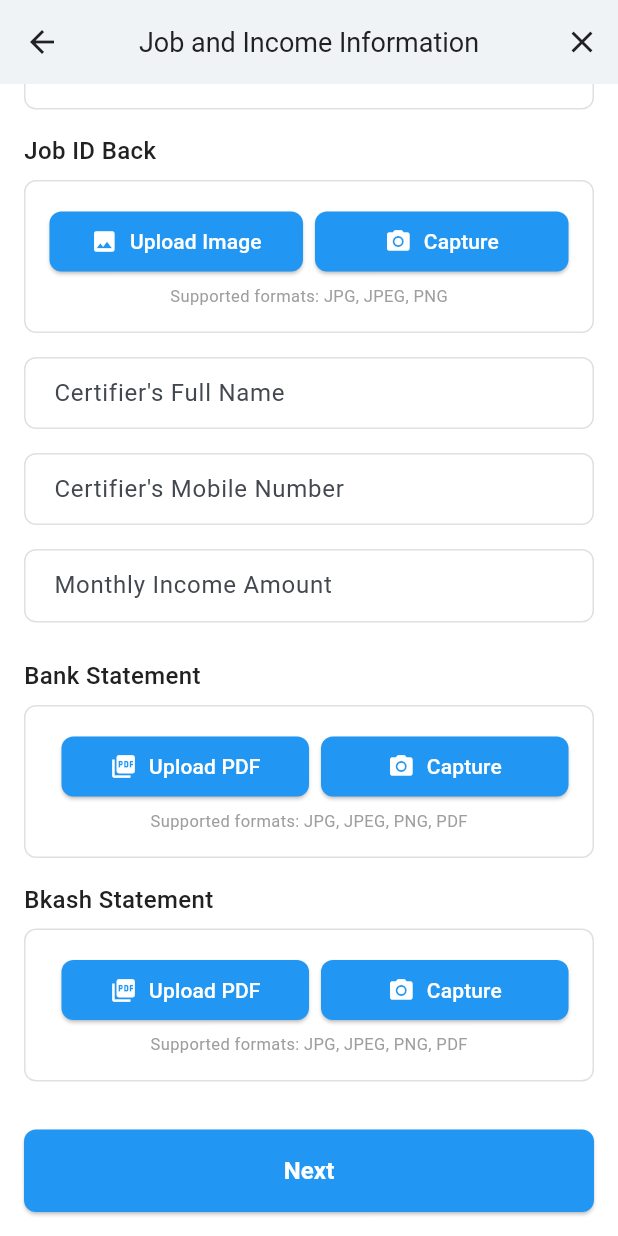
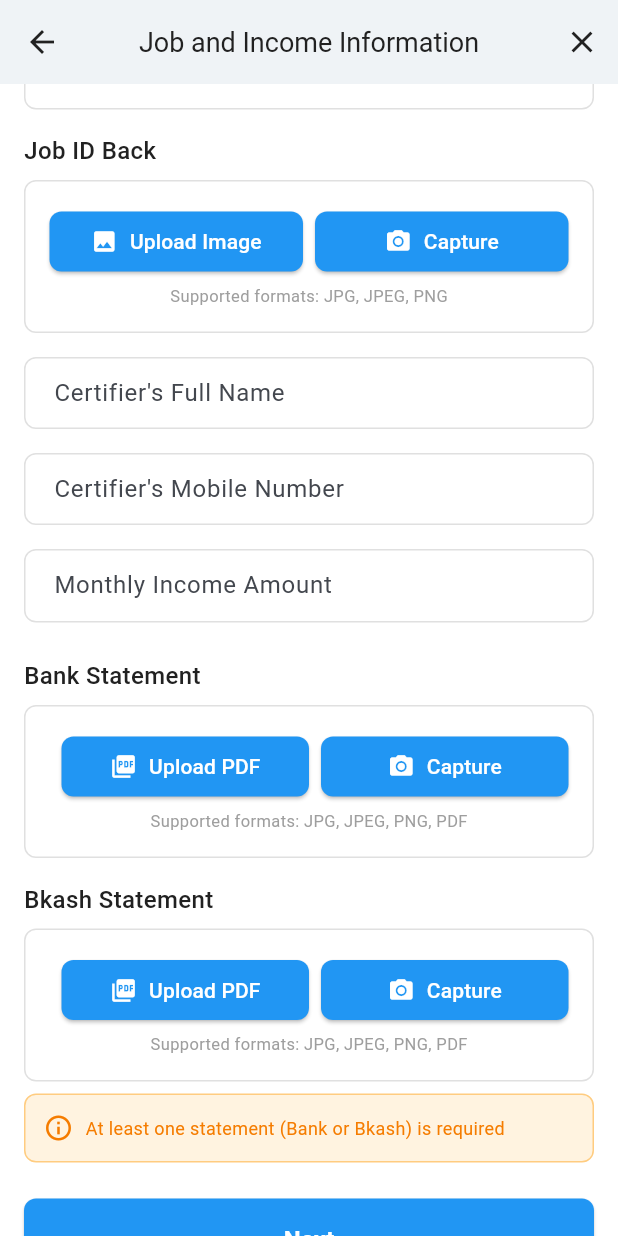
Before and after one commit to muntasir-ifaz574/sahajmobile, a Flutter app: the JobIncomeScreen screen opened by its route, scrolled down 372 dp, on a phone screen of 412 x 824 dp. Run offline on Flutter 3.47's test engine with Material 3 defaults, Android fonts, the phone set to English and light mode, and no system bars; our stand-ins replace cached_network_image, dio, file_picker, flutter_image_compress, flutter_riverpod, flutter_secure_storage and 6 more; missing offline and left inert: google_mlkit_text_recognition, syncfusion_flutter_pdf; accounts and stored records are empty.

Commit message:
update condition in job income

```diff
--- a/lib/features/application/screens/job_income_screen.dart
+++ b/lib/features/application/screens/job_income_screen.dart
@@ -1254,34 +1254,34 @@ class _JobIncomeScreenState extends ConsumerState<JobIncomeScreen> {
               ],
 
               // Validation message for statements
-              // if (_bankStatementFile == null && _bkashStatementFile == null)
-              //   Container(
-              //     padding: const EdgeInsets.all(12),
-              //     decoration: BoxDecoration(
-              //       color: Colors.orange.shade50,
-              //       borderRadius: BorderRadius.circular(8),
-              //       border: Border.all(color: Colors.orange.shade200),
-              //     ),
-              //     child: Row(
-              //       children: [
-              //         Icon(
-              //           Icons.info_outline,
-              //           color: Colors.orange.shade700,
-              //           size: 20,
-              //         ),
-              //         const SizedBox(width: 8),
-              //         Expanded(
-              //           child: Text(
-              //             'At least one statement (Bank or Bkash) is required',
-              //             style: TextStyle(
-              //               fontSize: 12,
-              //               color: Colors.orange.shade700,
-              //             ),
-              //           ),
-              //         ),
-              //       ],
-              //     ),
-              //   ),
+              if (_bankStatementFile == null && _bkashStatementFile == null)
+                Container(
+                  padding: const EdgeInsets.all(12),
+                  decoration: BoxDecoration(
+                    color: Colors.orange.shade50,
+                    borderRadius: BorderRadius.circular(8),
+                    border: Border.all(color: Colors.orange.shade200),
+                  ),
+                  child: Row(
+                    children: [
+                      Icon(
+                        Icons.info_outline,
+                        color: Colors.orange.shade700,
+                        size: 20,
+                      ),
+                      const SizedBox(width: 8),
+                      Expanded(
+                        child: Text(
+                          'At least one statement (Bank or Bkash) is required',
+                          style: TextStyle(
+                            fontSize: 12,
+                            color: Colors.orange.shade700,
+                          ),
+                        ),
+                      ),
+                    ],
+                  ),
+                ),
               const SizedBox(height: 24),
 
               // Next Button
@@ -1295,18 +1295,18 @@ class _JobIncomeScreenState extends ConsumerState<JobIncomeScreen> {
                     }
 
                     // Validate that at least one statement is selected
-                    // if (_bankStatementFile == null &&
-                    //     _bkashStatementFile == null) {
-                    //   ScaffoldMessenger.of(context).showSnackBar(
-                    //     const SnackBar(
-                    //       content: Text(
-                    //         'Please upload at least one statement (Bank or Bkash)',
-                    //       ),
-                    //       backgroundColor: Colors.red,
-                    //     ),
-                    //   );
-                    //   return;
-                    // }
+                    if (_bankStatementFile == null &&
+                        _bkashStatementFile == null) {
+                      ScaffoldMessenger.of(context).showSnackBar(
+                        const SnackBar(
+                          content: Text(
+                            'Please upload at least one statement (Bank or Bkash)',
+                          ),
+                          backgroundColor: Colors.red,
+                        ),
+                      );
+                      return;
+                    }
 
                     // if (_bkashStatementFile != null) {
                     //   final contactNumberRaw =
```
